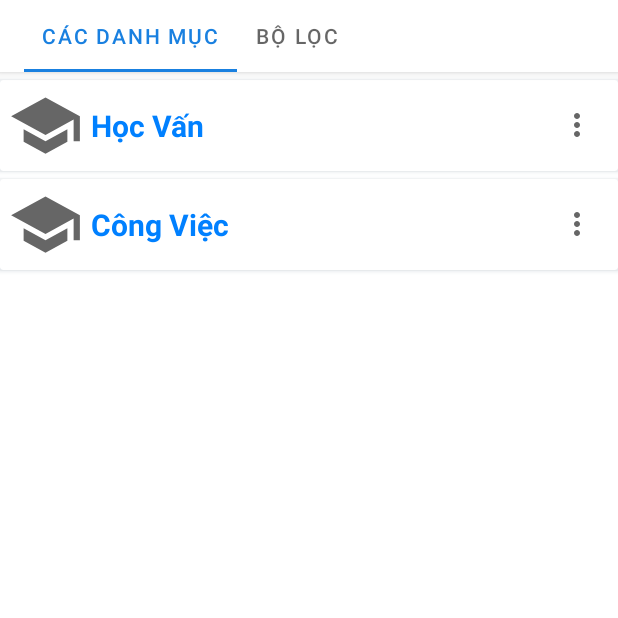
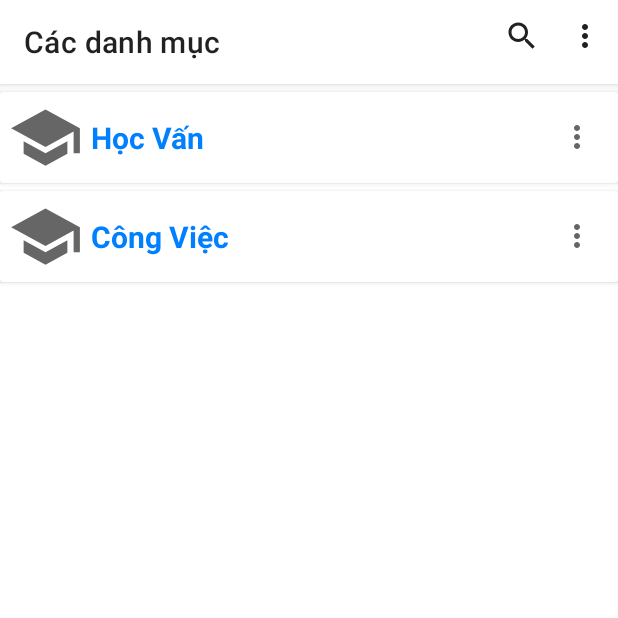
Before and after one commit to frgryr2001/Time-Planner-App, an Android app: the fragment CategoryFragment shown on its own in the app's theme, on a phone screen of 412 x 824 dp, the top half of it. Run offline under Robolectric (Android 15) with nearby library versions, the phone set to English and light mode, and no system bars.

Commit message:
Delete file tablayout Category and thêm lại Option menu

```diff
--- a/app/src/main/java/com/example/myapplication/Fragment/CategoriesFragment.java
+++ b/app/src/main/java/com/example/myapplication/Fragment/CategoriesFragment.java
@@ -71,11 +71,7 @@ public class CategoriesFragment extends Fragment {
                              Bundle savedInstanceState) {
         View view = inflater.inflate(R.layout.fragment_categories, container, false);
         // Inflate the layout for this fragment
-        rvCategory = view.findViewById(R.id.rvCategory);
-        Lstcategory = CategoryClass.initList();
-        rvCategory.setLayoutManager(new LinearLayoutManager(view.getContext()));
-        adapter = new CategoryAdapter(view.getContext(), Lstcategory);
-        rvCategory.setAdapter(adapter);
+
         return view;
     }
 }
--- a/app/src/main/java/com/example/myapplication/Fragment/CategoryFragment.java
+++ b/app/src/main/java/com/example/myapplication/Fragment/CategoryFragment.java
@@ -6,15 +6,11 @@ import android.view.Menu;
 import android.view.MenuInflater;
 import android.view.View;
 import android.view.ViewGroup;
-import android.widget.SearchView;
-import android.widget.TableLayout;
 
 import androidx.annotation.NonNull;
 import androidx.appcompat.app.AppCompatActivity;
 import androidx.appcompat.widget.Toolbar;
 import androidx.fragment.app.Fragment;
-import androidx.fragment.app.FragmentStatePagerAdapter;
-import androidx.fragment.app.FragmentTransaction;
 import androidx.recyclerview.widget.LinearLayoutManager;
 import androidx.recyclerview.widget.RecyclerView;
 import androidx.viewpager.widget.ViewPager;
@@ -22,8 +18,6 @@ import androidx.viewpager.widget.ViewPager;
 import com.example.myapplication.Adapter.CategoryAdapter;
 import com.example.myapplication.Object.CategoryClass;
 import com.example.myapplication.R;
-import com.example.myapplication.ViewPager.CategoryViewPagerAdapter;
-import com.example.myapplication.ViewPager.ScheduleViewPagerAdapter;
 import com.google.android.material.tabs.TabLayout;
 
 import java.util.List;
@@ -45,8 +39,10 @@ public class CategoryFragment extends Fragment {
     private String mParam2;
 
     private View mView;
-    private TabLayout tabLayoutCategory;
-    private ViewPager viewPagerCategory;
+    private RecyclerView rvCategory;
+    private CategoryAdapter adapter;
+    private List<CategoryClass> Lstcategory;
+    private Toolbar CategoryToolbar;
     public CategoryFragment() {
         // Required empty public constructor
     }
@@ -88,13 +84,16 @@ public class CategoryFragment extends Fragment {
                              Bundle savedInstanceState) {
         mView = inflater.inflate(R.layout.fragment_category, container, false);
 
-        tabLayoutCategory = mView.findViewById(R.id.tablayoutCategory);
-        viewPagerCategory = mView.findViewById(R.id.categoryViewPager);
-        CategoryViewPagerAdapter adapter = new CategoryViewPagerAdapter(getChildFragmentManager(), FragmentStatePagerAdapter.BEHAVIOR_RESUME_ONLY_CURRENT_FRAGMENT);
-        viewPagerCategory.setAdapter(adapter);
-
-
-        tabLayoutCategory.setupWithViewPager(viewPagerCategory);
+        CategoryToolbar = (Toolbar) mView.findViewById(R.id.categoryToolbar);
+        ((AppCompatActivity)getActivity()).setSupportActionBar(CategoryToolbar);
+        if (((AppCompatActivity)getActivity()).getSupportActionBar() != null) {
+            ((AppCompatActivity)getActivity()).setTitle("Các danh mục");
+        }
+      rvCategory = mView.findViewById(R.id.rvCategory);
+        Lstcategory = CategoryClass.initList();
+        rvCategory.setLayoutManager(new LinearLayoutManager(mView.getContext()));
+        adapter = new CategoryAdapter(mView.getContext(), Lstcategory);
+        rvCategory.setAdapter(adapter);
         return mView;
     }
 
--- a/app/src/main/java/com/example/myapplication/Fragment/FilterFragment.java
+++ /dev/null
@@ -1,66 +0,0 @@
-package com.example.myapplication.Fragment;
-
-import android.os.Bundle;
-
-import androidx.fragment.app.Fragment;
-
-import android.view.LayoutInflater;
-import android.view.View;
-import android.view.ViewGroup;
-
-import com.example.myapplication.R;
-
-/**
- * A simple {@link Fragment} subclass.
- * Use the {@link FilterFragment#newInstance} factory method to
- * create an instance of this fragment.
- */
-public class FilterFragment extends Fragment {
-
-    // TODO: Rename parameter arguments, choose names that match
-    // the fragment initialization parameters, e.g. ARG_ITEM_NUMBER
-    private static final String ARG_PARAM1 = "param1";
-    private static final String ARG_PARAM2 = "param2";
-
-    // TODO: Rename and change types of parameters
-    private String mParam1;
-    private String mParam2;
-
-    public FilterFragment() {
-        // Required empty public constructor
-    }
-
-    /**
-     * Use this factory method to create a new instance of
-     * this fragment using the provided parameters.
-     *
-     * @param param1 Parameter 1.
-     * @param param2 Parameter 2.
-     * @return A new instance of fragment FilterFragment.
-     */
-    // TODO: Rename and change types and number of parameters
-    public static FilterFragment newInstance(String param1, String param2) {
-        FilterFragment fragment = new FilterFragment();
-        Bundle args = new Bundle();
-        args.putString(ARG_PARAM1, param1);
-        args.putString(ARG_PARAM2, param2);
-        fragment.setArguments(args);
-        return fragment;
-    }
-
-    @Override
-    public void onCreate(Bundle savedInstanceState) {
-        super.onCreate(savedInstanceState);
-        if (getArguments() != null) {
-            mParam1 = getArguments().getString(ARG_PARAM1);
-            mParam2 = getArguments().getString(ARG_PARAM2);
-        }
-    }
-
-    @Override
-    public View onCreateView(LayoutInflater inflater, ViewGroup container,
-                             Bundle savedInstanceState) {
-        // Inflate the layout for this fragment
-        return inflater.inflate(R.layout.fragment_filter, container, false);
-    }
-}
--- a/app/src/main/java/com/example/myapplication/ViewPager/CategoryViewPagerAdapter.java
+++ /dev/null
@@ -1,51 +0,0 @@
-package com.example.myapplication.ViewPager;
-
-import androidx.annotation.NonNull;
-import androidx.annotation.Nullable;
-import androidx.fragment.app.Fragment;
-import androidx.fragment.app.FragmentManager;
-import androidx.fragment.app.FragmentStatePagerAdapter;
-
-import com.example.myapplication.Fragment.CategoriesFragment;
-import com.example.myapplication.Fragment.DailyScheduleFragment;
-import com.example.myapplication.Fragment.FilterFragment;
-import com.example.myapplication.Fragment.MonthScheduleFragment;
-
-public class CategoryViewPagerAdapter extends FragmentStatePagerAdapter {
-
-    public CategoryViewPagerAdapter(@NonNull FragmentManager fm, int behavior) {
-        super(fm, behavior);
-    }
-
-    @NonNull
-    @Override
-    public Fragment getItem(int position) {
-        switch (position) {
-            case 0:
-                return new CategoriesFragment();
-            case 1:
-                return new FilterFragment();
-            default:
-                return new CategoriesFragment();
-        }
-    }
-
-    @Override
-    public int getCount() {
-        return 2;
-    }
-
-    @Nullable
-    @Override
-    public CharSequence getPageTitle(int position) {
-        switch (position) {
-            case 0:
-                return "Các danh mục";
-            case 1:
-                return "Bộ lọc";
-            default:
-                return "Các danh mục";
-        }
-
-    }
-}
--- a/app/src/main/res/layout/fragment_categories.xml
+++ /dev/null
@@ -1,14 +0,0 @@
-<?xml version="1.0" encoding="utf-8"?>
-<FrameLayout xmlns:android="http://schemas.android.com/apk/res/android"
-    xmlns:tools="http://schemas.android.com/tools"
-    android:layout_width="match_parent"
-    android:layout_height="match_parent"
-    tools:context=".Fragment.CategoriesFragment">
-
-    <!-- TODO: Update blank fragment layout -->
-    <androidx.recyclerview.widget.RecyclerView
-        android:id="@+id/rvCategory"
-        android:layout_width="match_parent"
-        android:layout_height="match_parent" />
-
-</FrameLayout>
--- a/app/src/main/res/layout/fragment_category.xml
+++ b/app/src/main/res/layout/fragment_category.xml
@@ -20,28 +20,16 @@
             android:minHeight="48dp"
             android:theme="?attr/actionBarTheme">
 
-            <com.google.android.material.tabs.TabLayout
-                android:id="@+id/tablayoutCategory"
-                android:layout_width="match_parent"
-                android:layout_height="wrap_content"
-                app:tabSelectedTextColor="@color/primary"
-                app:itemIconTint="@color/custom_color_bottom_nav"
-                app:itemTextColor="@color/custom_color_bottom_nav"
-                app:tabIndicatorColor="@color/primary"
-                android:minHeight="48dp"
-                app:tabGravity="fill"
-                app:tabMode="scrollable"
-                tools:ignore="SpeakableTextPresentCheck"/>
+
 
         </androidx.appcompat.widget.Toolbar>
 
     </com.google.android.material.appbar.AppBarLayout>
 
-    <androidx.viewpager.widget.ViewPager
-        android:id="@+id/categoryViewPager"
+    <androidx.recyclerview.widget.RecyclerView
+        android:id="@+id/rvCategory"
         android:layout_width="match_parent"
         android:layout_height="match_parent"
-        android:layout_below="@+id/appbarCategory"
-        tools:ignore="SpeakableTextPresentCheck" />
+        android:layout_below="@+id/appbarCategory"/>
 
 </RelativeLayout>
```
